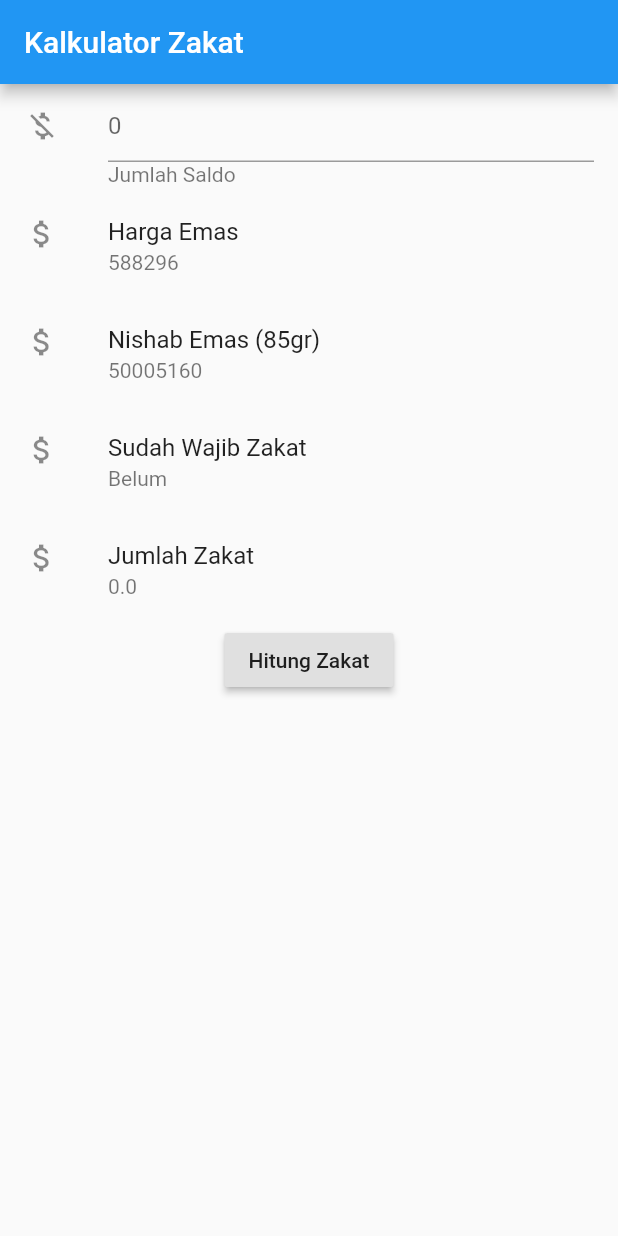
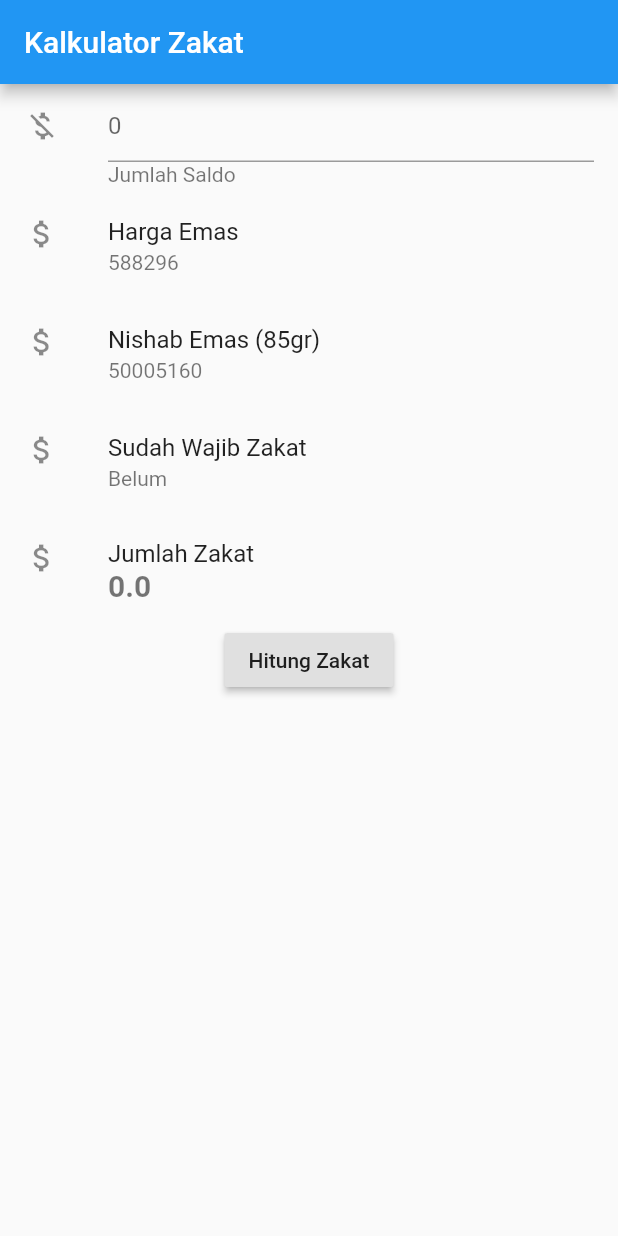
Before and after one commit to aslamhadi/ZakatFlutter, a Flutter app: the screen it shows after launch, on a phone screen of 412 x 824 dp. Run offline on Flutter 3.47's test engine with Material 2 defaults, Android fonts, the phone set to English and light mode, and no system bars.

Commit message:
add style for jumlah zakat

```diff
--- a/lib/main.dart
+++ b/lib/main.dart
@@ -69,6 +69,10 @@ class _MyHomePageState extends State<MyHomePage> {
   @override
   Widget build(BuildContext context) {
     var nishabRupiah = goldPrice * nishab;
+    const textStyle = const TextStyle(
+      fontSize: 20.00,
+      fontWeight: FontWeight.bold
+    );
     // This method is rerun every time setState is called, for instance as done
     // by the _incrementCounter method above.
     //
@@ -111,7 +115,10 @@ class _MyHomePageState extends State<MyHomePage> {
           new ListTile(
             leading: const Icon(Icons.attach_money),
             title: new Text('Jumlah Zakat'),
-            subtitle: new Text(_zakatValue.toString()),
+            subtitle: new Text(
+              _zakatValue.toString(),
+              style: textStyle,
+            ),
           ),
           new RaisedButton(
             onPressed: _eligibleToZakat,
```
